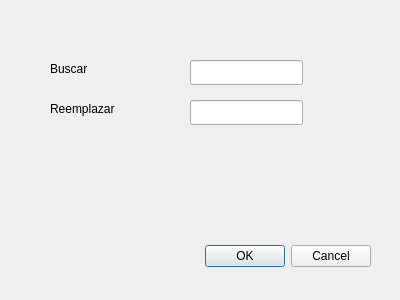
josep98cli/repo2DAM, file Interfaces/editor/bucarReemplazar.ui: the form before one commit.
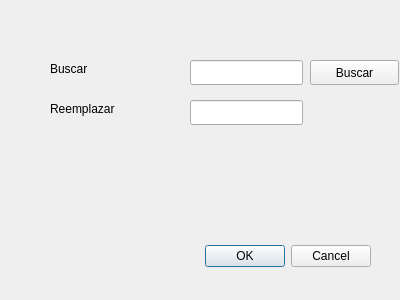
The form after the commit.

What changed in the file:
```diff
--- a/Interfaces/editor/bucarReemplazar.ui
+++ b/Interfaces/editor/bucarReemplazar.ui
@@ -75,6 +75,19 @@
     </rect>
    </property>
   </widget>
+  <widget class="QPushButton" name="botonBuscar">
+   <property name="geometry">
+    <rect>
+     <x>310</x>
+     <y>60</y>
+     <width>89</width>
+     <height>25</height>
+    </rect>
+   </property>
+   <property name="text">
+    <string>Buscar</string>
+   </property>
+  </widget>
  </widget>
  <resources/>
  <connections>
```
